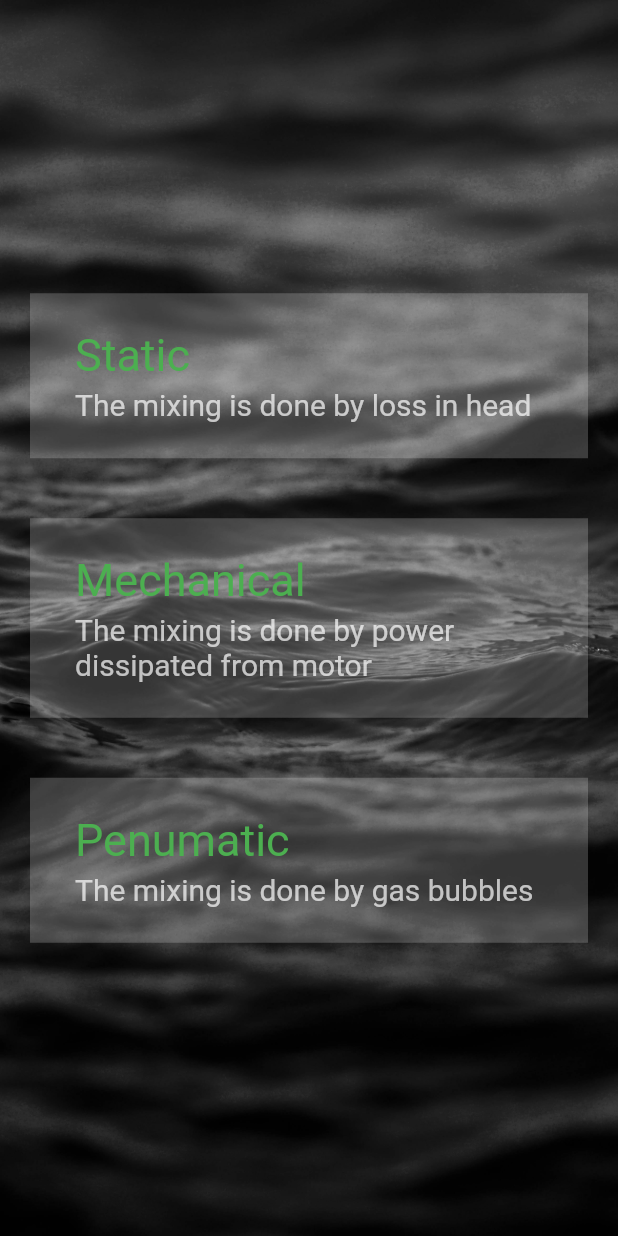
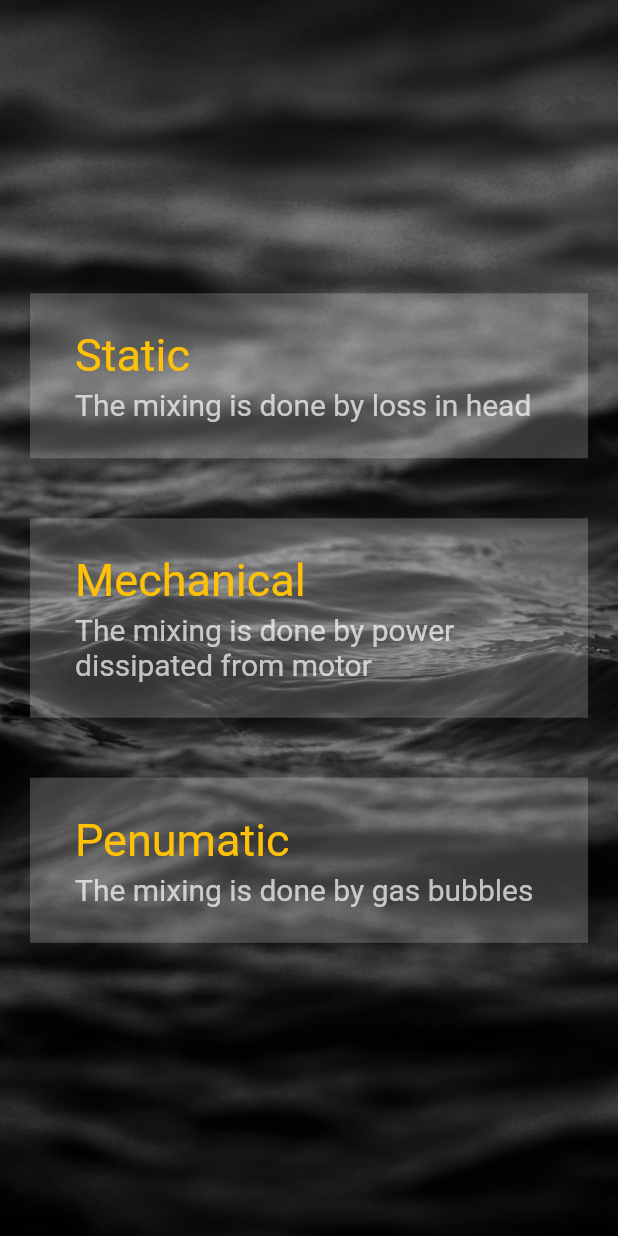
Before and after one commit to aelshamy/GValueCalculator, a Flutter app: the screen it shows after launch, on a phone screen of 412 x 824 dp. Run offline on Flutter 3.47's test engine with Material 2 defaults, Android fonts, the phone set to English and light mode, and no system bars.

Commit message:
change font color

```diff
--- a/lib/src/homepage.dart
+++ b/lib/src/homepage.dart
@@ -69,7 +69,7 @@ class HomePage extends StatelessWidget {
   Widget title(String text) {
     return Text(
       text,
-      style: TextStyle(color: Colors.green, fontSize: 30.0),
+      style: TextStyle(color: Colors.amber, fontSize: 30.0),
     );
   }
 
```
